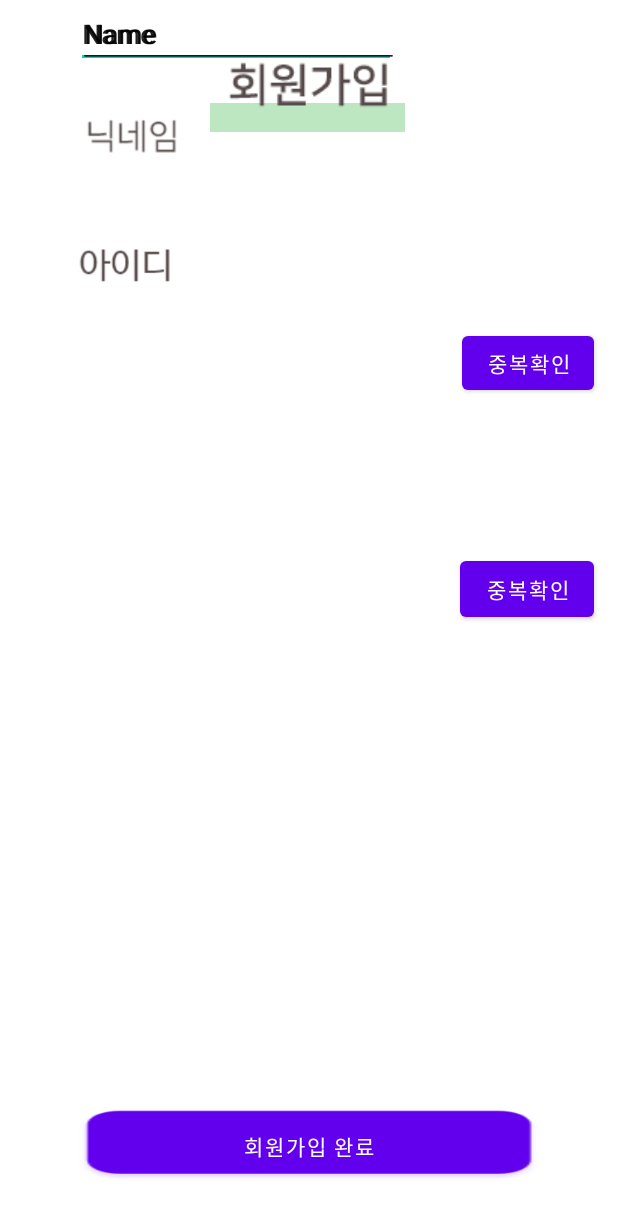
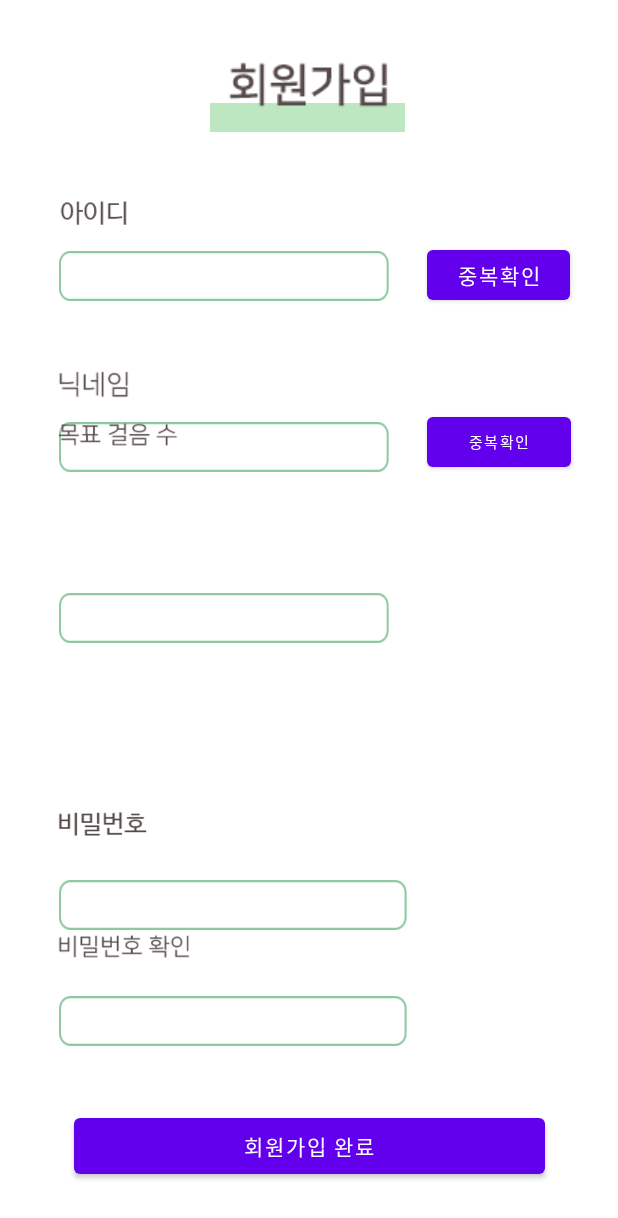
Before and after one commit to 0dahye0/GURU2, an Android app: the SignUpActivity screen opened directly, with no data from a screen before it, on a phone screen of 412 x 824 dp. Shown: the top 1218 px of the screen. Run offline under Robolectric (Android 15) with nearby library versions, the phone set to English and light mode, and no system bars.

```diff
--- a/app/src/main/res/layout/activity_main.xml
+++ b/app/src/main/res/layout/activity_main.xml
@@ -31,8 +31,8 @@
 
     <EditText
         android:id="@+id/editTextPassword"
-        android:layout_width="337dp"
-        android:layout_height="44dp"
+        android:layout_width="341dp"
+        android:layout_height="36dp"
         android:layout_marginTop="11dp"
         android:background="@drawable/textbox"
         android:ems="10"
@@ -43,8 +43,8 @@
 
     <EditText
         android:id="@+id/editTextId"
-        android:layout_width="333dp"
-        android:layout_height="52dp"
+        android:layout_width="332dp"
+        android:layout_height="41dp"
         android:layout_marginTop="10dp"
         android:background="@drawable/textbox"
         android:ems="10"
--- a/app/src/main/res/layout/activity_sign_up.xml
+++ b/app/src/main/res/layout/activity_sign_up.xml
@@ -7,7 +7,7 @@
     tools:context=".SignUpActivity">
 
     <ImageView
-        android:id="@+id/imageView4"
+        android:id="@+id/Underline"
         android:layout_width="134dp"
         android:layout_height="19dp"
         app:layout_constraintBottom_toBottomOf="parent"
@@ -19,7 +19,7 @@
         app:srcCompat="@drawable/underline" />
 
     <ImageView
-        android:id="@+id/imageView3"
+        android:id="@+id/SignUp"
         android:layout_width="wrap_content"
         android:layout_height="wrap_content"
         app:layout_constraintBottom_toBottomOf="parent"
@@ -29,47 +29,10 @@
         app:layout_constraintVertical_bias="0.051"
         app:srcCompat="@drawable/signup" />
 
-    <ImageView
-        android:id="@+id/imageView7"
-        android:layout_width="72dp"
-        android:layout_height="27dp"
-        app:layout_constraintBottom_toBottomOf="parent"
-        app:layout_constraintEnd_toEndOf="parent"
-        app:layout_constraintHorizontal_bias="0.141"
-        app:layout_constraintStart_toStartOf="parent"
-        app:layout_constraintTop_toBottomOf="@+id/imageView4"
-        app:layout_constraintVertical_bias="0.107"
-        app:srcCompat="@drawable/idtext" />
-
-    <Button
-        android:id="@+id/SignUpIdCheckBtn"
-        android:layout_width="wrap_content"
-        android:layout_height="wrap_content"
-        android:layout_marginEnd="16dp"
-        android:layout_marginBottom="8dp"
-        android:text="중복확인"
-        app:layout_constraintBottom_toBottomOf="parent"
-        app:layout_constraintEnd_toEndOf="parent"
-        app:layout_constraintTop_toTopOf="parent"
-        app:layout_constraintVertical_bias="0.284" />
-
-    <ImageView
-        android:id="@+id/imageView9"
-        android:layout_width="64dp"
-        android:layout_height="28dp"
-        android:layout_marginStart="56dp"
-        android:layout_marginTop="32dp"
-        android:layout_marginEnd="291dp"
-        app:layout_constraintEnd_toEndOf="parent"
-        app:layout_constraintStart_toStartOf="parent"
-        app:layout_constraintTop_toBottomOf="@+id/SingUpId"
-        app:srcCompat="@drawable/nickname" />
-
     <Button
         android:id="@+id/SignUpFinishBtn"
         android:layout_width="314dp"
         android:layout_height="49dp"
-        android:background="@drawable/button"
         android:text="회원가입 완료"
         app:layout_constraintBottom_toBottomOf="parent"
         app:layout_constraintEnd_toEndOf="parent"
@@ -77,70 +40,170 @@
         app:layout_constraintTop_toTopOf="parent"
         app:layout_constraintVertical_bias="0.954" />
 
+    <EditText
+        android:id="@+id/SingUpId"
+        android:layout_width="220dp"
+        android:layout_height="33dp"
+        android:layout_marginStart="53dp"
+        android:layout_marginEnd="44dp"
+        android:background="@drawable/textbox"
+        android:ems="10"
+        android:inputType="textPersonName"
+        app:layout_constraintBottom_toBottomOf="parent"
+        app:layout_constraintEnd_toStartOf="@+id/SignUpIdCheckBtn"
+        app:layout_constraintHorizontal_bias="0.448"
+        app:layout_constraintStart_toStartOf="parent"
+        app:layout_constraintTop_toTopOf="parent"
+        app:layout_constraintVertical_bias="0.212" />
+
     <Button
-        android:id="@+id/SignUpNickNameCheckBtn"
-        android:layout_width="89dp"
-        android:layout_height="49dp"
-        android:layout_marginEnd="16dp"
+        android:id="@+id/SignUpIdCheckBtn"
+        android:layout_width="95dp"
+        android:layout_height="33dp"
         android:layout_marginBottom="8dp"
+        android:insetTop="0dp"
+        android:insetBottom="0dp"
         android:text="중복확인"
-        app:layout_constraintBottom_toTopOf="@+id/SignUpFinishBtn"
+        app:layout_constraintBottom_toBottomOf="parent"
         app:layout_constraintEnd_toEndOf="parent"
-        app:layout_constraintTop_toBottomOf="@+id/SignUpIdCheckBtn"
-        app:layout_constraintVertical_bias="0.245" />
+        app:layout_constraintHorizontal_bias="0.898"
+        app:layout_constraintStart_toStartOf="parent"
+        app:layout_constraintTop_toTopOf="parent"
+        app:layout_constraintVertical_bias="0.213" />
 
     <EditText
-        android:id="@+id/SingUpId"
-        android:layout_width="wrap_content"
-        android:layout_height="wrap_content"
+        android:id="@+id/SignUpPasswordCheck"
+        android:layout_width="232dp"
+        android:layout_height="33dp"
         android:layout_marginStart="53dp"
-        android:layout_marginEnd="44dp"
+        android:layout_marginEnd="148dp"
+        android:background="@drawable/textbox"
         android:ems="10"
         android:inputType="textPersonName"
-        android:text="Name"
-        app:layout_constraintEnd_toStartOf="@+id/SignUpIdCheckBtn"
-        app:layout_constraintHorizontal_bias="1.0"
+        app:layout_constraintBottom_toBottomOf="parent"
+        app:layout_constraintEnd_toEndOf="parent"
+        app:layout_constraintHorizontal_bias="0.681"
         app:layout_constraintStart_toStartOf="parent"
-        tools:layout_editor_absoluteY="174dp" />
+        app:layout_constraintTop_toTopOf="parent"
+        app:layout_constraintVertical_bias="0.84" />
+
+    <EditText
+        android:id="@+id/SignUpPassword"
+        android:layout_width="232dp"
+        android:layout_height="33dp"
+        android:layout_marginStart="53dp"
+        android:layout_marginEnd="148dp"
+        android:layout_marginBottom="204dp"
+        android:background="@drawable/textbox"
+        android:ems="10"
+        android:inputType="textPersonName"
+        app:layout_constraintBottom_toBottomOf="parent"
+        app:layout_constraintEnd_toEndOf="parent"
+        app:layout_constraintHorizontal_bias="0.681"
+        app:layout_constraintStart_toStartOf="parent" />
+
+    <ImageView
+        android:id="@+id/passwordcheck"
+        android:layout_width="90dp"
+        android:layout_height="25dp"
+        app:layout_constraintBottom_toTopOf="@+id/SignUpPasswordCheck"
+        app:layout_constraintEnd_toEndOf="parent"
+        app:layout_constraintHorizontal_bias="0.118"
+        app:layout_constraintStart_toStartOf="parent"
+        app:layout_constraintTop_toTopOf="parent"
+        app:layout_constraintVertical_bias="0.969"
+        app:srcCompat="@drawable/passwordchecktext" />
+
+    <ImageView
+        android:id="@+id/id"
+        android:layout_width="50dp"
+        android:layout_height="20dp"
+        app:layout_constraintBottom_toTopOf="@+id/SingUpId"
+        app:layout_constraintEnd_toEndOf="parent"
+        app:layout_constraintHorizontal_bias="0.105"
+        app:layout_constraintStart_toStartOf="parent"
+        app:layout_constraintTop_toTopOf="parent"
+        app:layout_constraintVertical_bias="0.901"
+        app:srcCompat="@drawable/idtext" />
+
+    <ImageView
+        android:id="@+id/imageView9"
+        android:layout_width="50dp"
+        android:layout_height="20dp"
+        app:layout_constraintBottom_toTopOf="@+id/SignUpNickName"
+        app:layout_constraintEnd_toEndOf="parent"
+        app:layout_constraintHorizontal_bias="0.105"
+        app:layout_constraintStart_toStartOf="parent"
+        app:layout_constraintTop_toTopOf="parent"
+        app:layout_constraintVertical_bias="0.944"
+        app:srcCompat="@drawable/nickname" />
 
     <EditText
         android:id="@+id/SignUpNickName"
-        android:layout_width="wrap_content"
-        android:layout_height="wrap_content"
+        android:layout_width="220dp"
+        android:layout_height="33dp"
         android:layout_marginStart="53dp"
         android:layout_marginEnd="41dp"
+        android:background="@drawable/textbox"
         android:ems="10"
         android:inputType="textPersonName"
-        android:text="Name"
+        app:layout_constraintBottom_toBottomOf="parent"
         app:layout_constraintEnd_toStartOf="@+id/SignUpNickNameCheckBtn"
+        app:layout_constraintHorizontal_bias="0.483"
         app:layout_constraintStart_toStartOf="parent"
-        tools:layout_editor_absoluteY="299dp" />
+        app:layout_constraintTop_toTopOf="parent"
+        app:layout_constraintVertical_bias="0.356" />
+
+    <Button
+        android:id="@+id/SignUpNickNameCheckBtn"
+        android:layout_width="96dp"
+        android:layout_height="33dp"
+        android:layout_marginBottom="8dp"
+        android:insetTop="0dp"
+        android:insetBottom="0dp"
+        android:text="중복확인"
+        android:textSize="10sp"
+        app:layout_constraintBottom_toTopOf="@+id/SignUpFinishBtn"
+        app:layout_constraintEnd_toEndOf="parent"
+        app:layout_constraintHorizontal_bias="0.901"
+        app:layout_constraintStart_toStartOf="parent"
+        app:layout_constraintTop_toBottomOf="@+id/SignUpIdCheckBtn"
+        app:layout_constraintVertical_bias="0.156" />
+
+    <ImageView
+        android:id="@+id/password"
+        android:layout_width="60dp"
+        android:layout_height="25dp"
+        app:layout_constraintBottom_toTopOf="@+id/SignUpPassword"
+        app:layout_constraintEnd_toEndOf="parent"
+        app:layout_constraintHorizontal_bias="0.108"
+        app:layout_constraintStart_toStartOf="parent"
+        app:layout_constraintTop_toTopOf="parent"
+        app:layout_constraintVertical_bias="0.957"
+        app:srcCompat="@drawable/passwordtext" />
+
+    <ImageView
+        android:id="@+id/imageView3"
+        android:layout_width="80dp"
+        android:layout_height="20dp"
+        android:layout_marginTop="280dp"
+        app:layout_constraintEnd_toEndOf="parent"
+        app:layout_constraintHorizontal_bias="0.117"
+        app:layout_constraintStart_toStartOf="parent"
+        app:layout_constraintTop_toTopOf="parent"
+        app:srcCompat="@drawable/stepvalue" />
 
     <EditText
-        android:id="@+id/SignUpPassword"
-        android:layout_width="wrap_content"
-        android:layout_height="wrap_content"
-        android:layout_marginStart="53dp"
-        android:layout_marginEnd="148dp"
-        android:layout_marginBottom="32dp"
+        android:id="@+id/editTextTextPersonName"
+        android:layout_width="220dp"
+        android:layout_height="33dp"
+        android:background="@drawable/textbox"
         android:ems="10"
         android:inputType="textPersonName"
-        android:text="Name"
-        app:layout_constraintBottom_toTopOf="@+id/SignUpPasswordCheck"
+        app:layout_constraintBottom_toBottomOf="parent"
         app:layout_constraintEnd_toEndOf="parent"
-        app:layout_constraintStart_toStartOf="parent" />
-
-    <EditText
-        android:id="@+id/SignUpPasswordCheck"
-        android:layout_width="wrap_content"
-        android:layout_height="wrap_content"
-        android:layout_marginStart="53dp"
-        android:layout_marginEnd="148dp"
-        android:ems="10"
-        android:inputType="textPersonName"
-        android:text="Name"
-        app:layout_constraintEnd_toEndOf="parent"
+        app:layout_constraintHorizontal_bias="0.204"
         app:layout_constraintStart_toStartOf="parent"
-        tools:layout_editor_absoluteY="481dp" />
+        app:layout_constraintTop_toTopOf="parent" />
 
 </androidx.constraintlayout.widget.ConstraintLayout>
```
Also changed, not shown: app/src/main/res/drawable-v24/passwordchecktext.png (added), app/src/main/res/drawable-v24/stepvalue.png (added).
